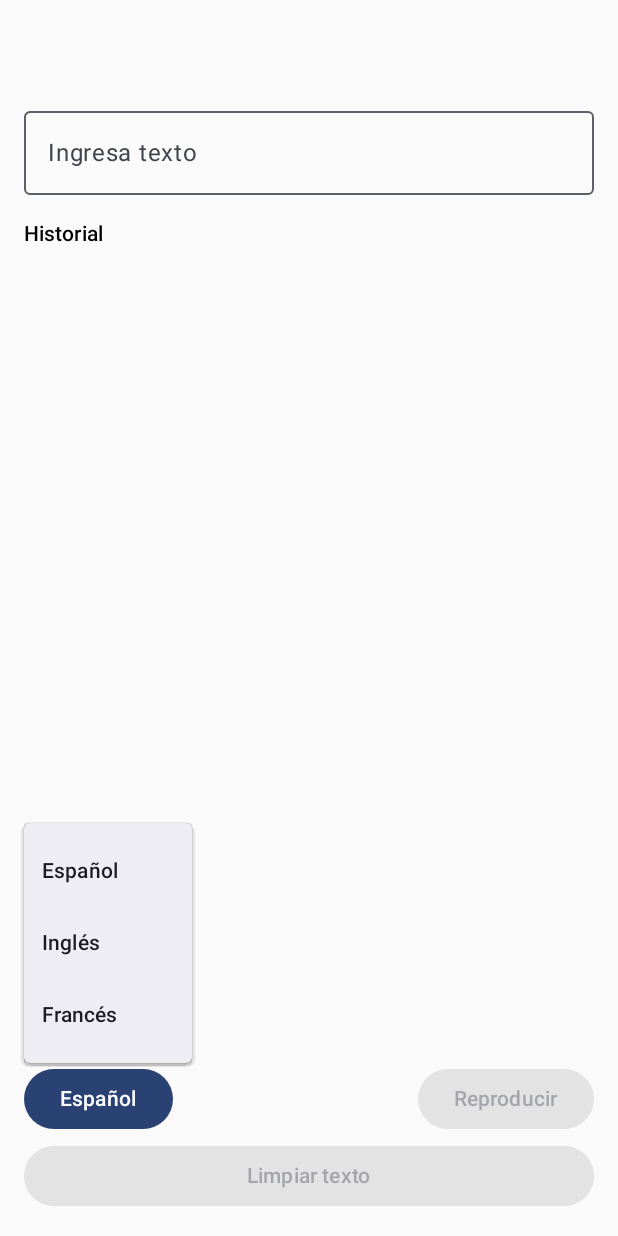
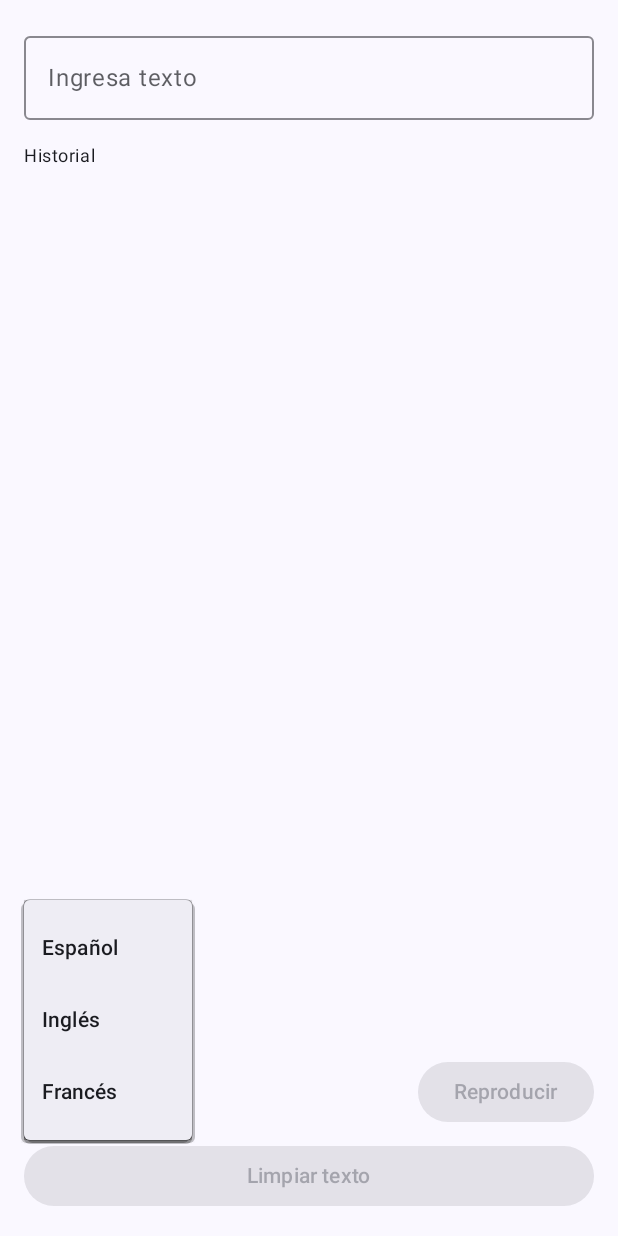
Before and after one commit to josrangel/AndroidTtsSpeachCompose, an Android app built with Jetpack Compose: the screen it shows after launch (MainActivity), after a tap on "Español", on a phone screen of 412 x 824 dp. Run offline under Robolectric (Android 15) with nearby library versions, the phone set to English and light mode, and no system bars.

Commit message:
Updating UI

```diff
--- a/app/src/main/java/com/josrangel/androidttsspeach/MainActivity.kt
+++ b/app/src/main/java/com/josrangel/androidttsspeach/MainActivity.kt
@@ -8,6 +8,7 @@ import androidx.activity.enableEdgeToEdge
 import androidx.activity.viewModels
 import androidx.compose.runtime.Composable
 import androidx.compose.ui.tooling.preview.Preview
+import androidx.core.view.WindowCompat
 import com.josrangel.androidttsspeach.ui.MainScreen
 import com.josrangel.androidttsspeach.ui.theme.AndroidTtsSpeachTheme
 import com.josrangel.androidttsspeach.viewmodel.TextToSpeechViewModel
@@ -20,6 +21,7 @@ class MainActivity : ComponentActivity() {
     override fun onCreate(savedInstanceState: Bundle?) {
         super.onCreate(savedInstanceState)
         enableEdgeToEdge()
+        WindowCompat.setDecorFitsSystemWindows(window, true)
         setContent {
             AndroidTtsSpeachTheme {
                 MainScreen(textToSpeechViewModel)
--- a/app/src/main/java/com/josrangel/androidttsspeach/ui/MainScreen.kt
+++ b/app/src/main/java/com/josrangel/androidttsspeach/ui/MainScreen.kt
@@ -6,8 +6,11 @@ import androidx.compose.foundation.lazy.items
 import androidx.compose.material3.Button
 import androidx.compose.material3.DropdownMenu
 import androidx.compose.material3.DropdownMenuItem
+import androidx.compose.material3.ExperimentalMaterial3Api
 import androidx.compose.material3.MaterialTheme
 import androidx.compose.material3.OutlinedTextField
+import androidx.compose.material3.OutlinedTextFieldDefaults
+import androidx.compose.material3.Scaffold
 import androidx.compose.material3.Text
 import androidx.compose.runtime.*
 import androidx.compose.ui.Alignment
@@ -16,6 +19,7 @@ import androidx.compose.ui.unit.dp
 import com.josrangel.androidttsspeach.viewmodel.TextToSpeechViewModel
 import java.util.*
 
+@OptIn(ExperimentalMaterial3Api::class)
 @Composable
 fun MainScreen(viewModel: TextToSpeechViewModel) {
     val text by viewModel.text.collectAsState()
@@ -30,20 +34,41 @@ fun MainScreen(viewModel: TextToSpeechViewModel) {
 
     var expanded by remember { mutableStateOf(false) }
 
-    Box(modifier = Modifier.fillMaxSize()) {
+    Scaffold(
+        modifier = Modifier.padding(WindowInsets.systemBars.asPaddingValues())
+    ) { innerPadding ->
+
+        Box(modifier = Modifier
+            .fillMaxSize()
+            .padding(innerPadding)) {
+
             Column(modifier = Modifier
                 .fillMaxSize()
-            .padding(top = 50.dp, bottom = 150.dp)) {
+                .padding(bottom = 96.dp)) {
+
                 OutlinedTextField(
                     value = text,
                     onValueChange = viewModel::updateText,
                     label = { Text("Ingresa texto") },
+                    colors = OutlinedTextFieldDefaults.colors(
+                        focusedBorderColor = MaterialTheme.colorScheme.primary,
+                        unfocusedBorderColor = MaterialTheme.colorScheme.onSurface.copy(alpha = 0.5f),
+                        focusedLabelColor = MaterialTheme.colorScheme.primary,
+                        unfocusedLabelColor = MaterialTheme.colorScheme.onSurface.copy(alpha = 0.7f),
+                        cursorColor = MaterialTheme.colorScheme.primary,
+                        focusedTextColor = MaterialTheme.colorScheme.onSurface,
+                        unfocusedTextColor = MaterialTheme.colorScheme.onSurface
+                    ),
                     modifier = Modifier
                         .fillMaxWidth()
                         .padding(16.dp)
                 )
 
-            Text("Historial", style = MaterialTheme.typography.labelLarge, modifier = Modifier.padding(start = 16.dp))
+                Text(
+                    "Historial",
+                    style = MaterialTheme.typography.bodySmall,
+                    modifier = Modifier.padding(start = 16.dp)
+                )
 
                 LazyColumn(
                     modifier = Modifier
@@ -59,7 +84,7 @@ fun MainScreen(viewModel: TextToSpeechViewModel) {
                 }
             }
 
-        // Botones fijos abajo
+            // Botones abajo fijos (sin cambios aquí)
             Column(
                 modifier = Modifier
                     .align(Alignment.BottomCenter)
@@ -76,10 +101,14 @@ fun MainScreen(viewModel: TextToSpeechViewModel) {
                         }
                         DropdownMenu(expanded = expanded, onDismissRequest = { expanded = false }) {
                             languageOptions.forEach { (name, locale) ->
+                                DropdownMenu(expanded = expanded, onDismissRequest = { expanded = false }) {
+                                    languageOptions.forEach { (name, locale) ->
                                         DropdownMenuItem(text = { Text(name) }, onClick = {
                                             viewModel.setLanguage(locale)
                                             expanded = false
                                         })
+                                    }
+                                }
                             }
                         }
                     }
@@ -89,9 +118,8 @@ fun MainScreen(viewModel: TextToSpeechViewModel) {
                     }
                 }
 
-            Spacer(modifier = Modifier.height(3.dp))
+                Spacer(modifier = Modifier.height(8.dp))
 
-            // Botón de limpiar texto
                 Button(
                     onClick = { viewModel.updateText("") },
                     enabled = text.isNotBlank(),
@@ -102,3 +130,4 @@ fun MainScreen(viewModel: TextToSpeechViewModel) {
             }
         }
     }
+}
--- a/app/src/main/java/com/josrangel/androidttsspeach/ui/theme/Theme.kt
+++ b/app/src/main/java/com/josrangel/androidttsspeach/ui/theme/Theme.kt
@@ -1,6 +1,5 @@
 package com.josrangel.androidttsspeach.ui.theme
 
-import android.app.Activity
 import android.os.Build
 import androidx.compose.foundation.isSystemInDarkTheme
 import androidx.compose.material3.MaterialTheme
@@ -9,18 +8,21 @@ import androidx.compose.material3.dynamicDarkColorScheme
 import androidx.compose.material3.dynamicLightColorScheme
 import androidx.compose.material3.lightColorScheme
 import androidx.compose.runtime.Composable
+import androidx.compose.ui.graphics.Color
 import androidx.compose.ui.platform.LocalContext
 
 private val DarkColorScheme = darkColorScheme(
     primary = Purple80,
     secondary = PurpleGrey80,
-    tertiary = Pink80
+    tertiary = Pink80,
+    onPrimary = Color.White,
 )
 
 private val LightColorScheme = lightColorScheme(
     primary = Purple40,
     secondary = PurpleGrey40,
-    tertiary = Pink40
+    tertiary = Pink40,
+    onPrimary = Color.Black,
 
     /* Other default colors to override
     background = Color(0xFFFFFBFE),
```
Lines whose indentation alone changed are shown as unchanged.
